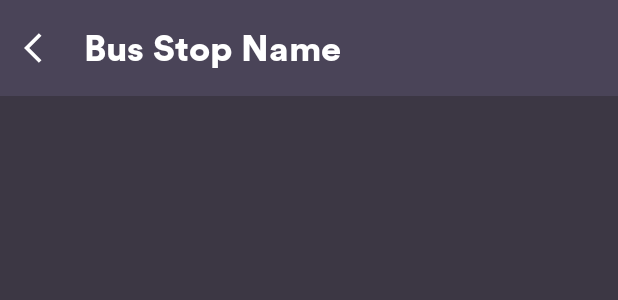
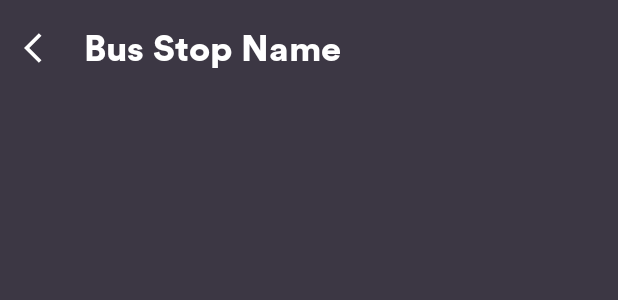
Before and after one commit to mihir942/BusTime3, an Android app: the layout activity_bus_timings.xml on its own in the app's theme, with its tools: preview values and no code run, on a phone screen of 412 x 824 dp. Shown: the top 300 px of the screen. Run offline under Robolectric (Android 15) with nearby library versions, the phone set to English and light mode, and no system bars.

Commit message:
changed title background to dark purple

```diff
--- a/app/src/main/res/layout/activity_bus_timings.xml
+++ b/app/src/main/res/layout/activity_bus_timings.xml
@@ -11,7 +11,7 @@
     <com.google.android.material.appbar.MaterialToolbar
         android:layout_width="0dp"
         android:layout_height="wrap_content"
-        android:background="@color/light_purple"
+        android:background="@color/dark_purple"
         app:navigationIcon="@drawable/ic_back_icon"
         app:layout_constraintStart_toStartOf="parent"
         app:layout_constraintEnd_toEndOf="parent"
```
